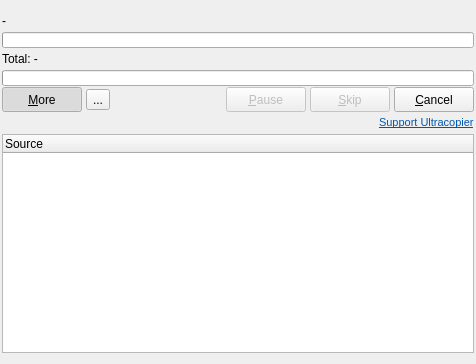
Old version of the form plugins-alternative/Themes/Teracopy/interface.ui in the repository alphaonex86/Ultracopier.
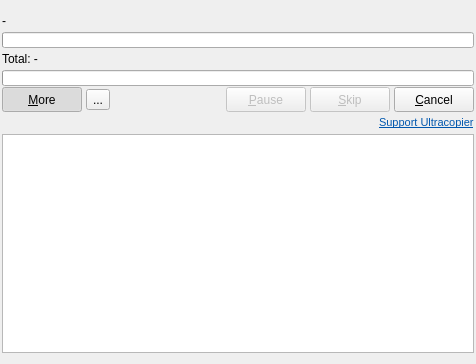
New version of the form. Icons and pictures are not drawn.

Commit message: Teracopy to model view, and fix options switching for the themes

Patch:
```diff
--- a/plugins-alternative/Themes/Teracopy/interface.ui
+++ b/plugins-alternative/Themes/Teracopy/interface.ui
@@ -289,18 +289,13 @@
     </layout>
    </item>
    <item>
-    <widget class="QTreeWidget" name="CopyList">
+    <widget class="QTreeView" name="TransferList">
      <property name="selectionMode">
       <enum>QAbstractItemView::NoSelection</enum>
      </property>
      <property name="rootIsDecorated">
       <bool>false</bool>
      </property>
-     <column>
-      <property name="text">
-       <string>Source</string>
-      </property>
-     </column>
     </widget>
    </item>
   </layout>
```
Left out of the diff: 16 changed lines with no effect on the pictures. The commit also changes 11 other files.
